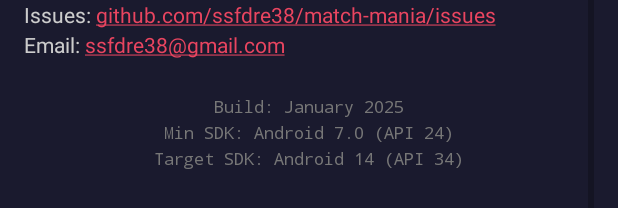
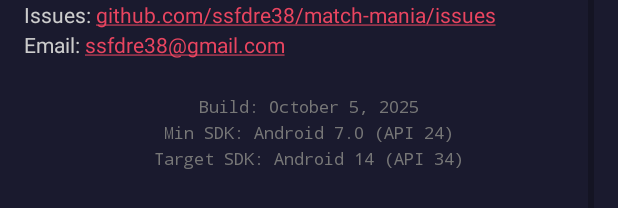
Before and after one commit to ssfdre38/card-stack-game, an Android app: the layout activity_about.xml on its own in the app's theme, with its tools: preview values and no code run, scrolled down 886 dp, on a phone screen of 412 x 824 dp. Shown: the part 994-1202 px from the top of the screen. Run offline under Robolectric (Android 15) with nearby library versions, the phone set to English and light mode, and no system bars.

Commit message:
Update build date to October 5, 2025

```diff
--- a/app/src/main/res/layout/activity_about.xml
+++ b/app/src/main/res/layout/activity_about.xml
@@ -244,7 +244,7 @@
         <TextView
             android:layout_width="match_parent"
             android:layout_height="wrap_content"
-            android:text="Build: January 2025\nMin SDK: Android 7.0 (API 24)\nTarget SDK: Android 14 (API 34)"
+            android:text="Build: October 5, 2025\nMin SDK: Android 7.0 (API 24)\nTarget SDK: Android 14 (API 34)"
             android:textSize="11sp"
             android:textColor="#777"
             android:paddingBottom="32dp"
```
Also changed, not shown: 1 other file.
